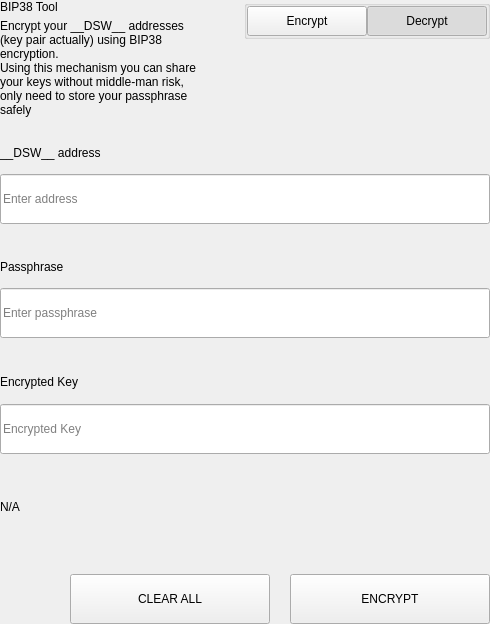
Above: src/qt/pivx/settings/forms/settingsbittoolwidget.ui from decenomy/DSW before the change. Below: the same form after it.
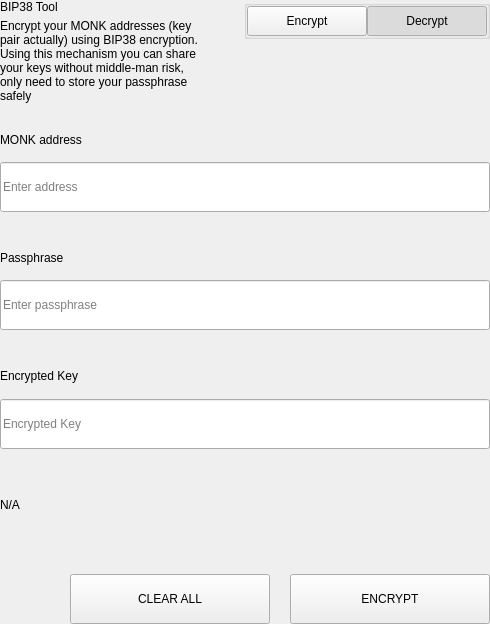
That is the form after the change.

Commit message: Replace standard coin unit __DSW__ by MONK

```diff
--- a/src/qt/pivx/settings/forms/settingsbittoolwidget.ui
+++ b/src/qt/pivx/settings/forms/settingsbittoolwidget.ui
@@ -69,7 +69,7 @@
             <item>
              <widget class="QLabel" name="labelSubtitle1">
               <property name="text">
-               <string>Encrypt your __DSW__ addresses (key pair actually) using BIP38 encryption.
+               <string>Encrypt your MONK addresses (key pair actually) using BIP38 encryption.
 Using this mechanism you can share your keys without middle-man risk, only need to store your passphrase safely</string>
               </property>
               <property name="wordWrap">
@@ -657,7 +657,7 @@
                   </size>
                  </property>
                  <property name="text">
-                  <string>__DSW__ address</string>
+                  <string>MONK address</string>
                  </property>
                 </widget>
                </item>
```
The commit also changes 7 other files.
